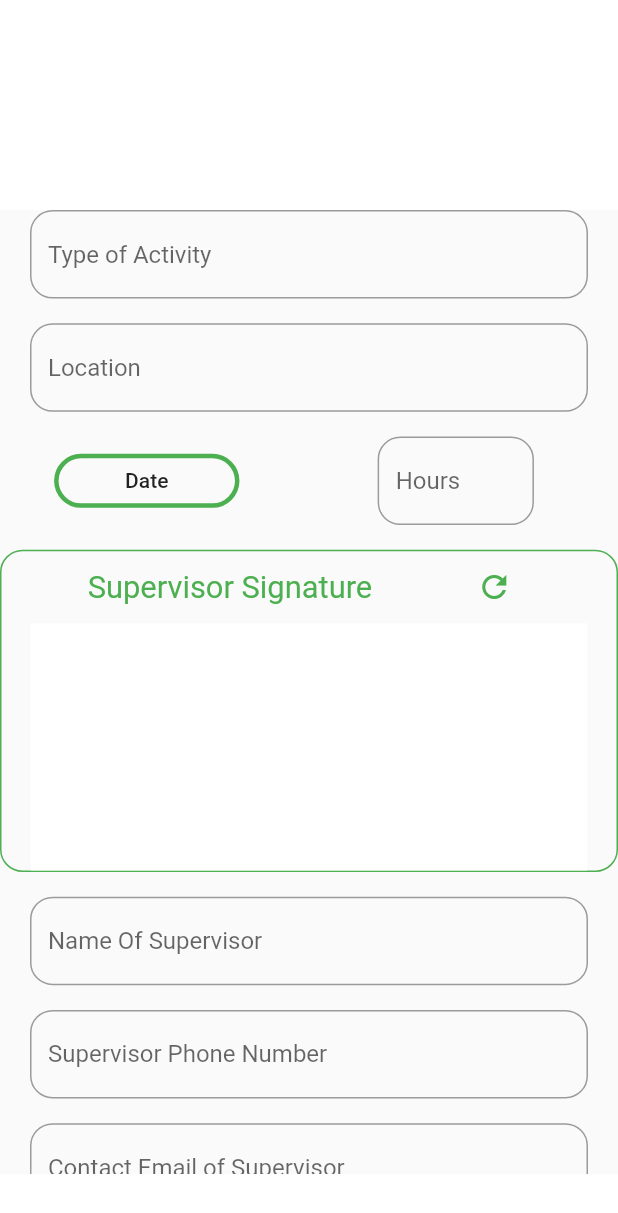
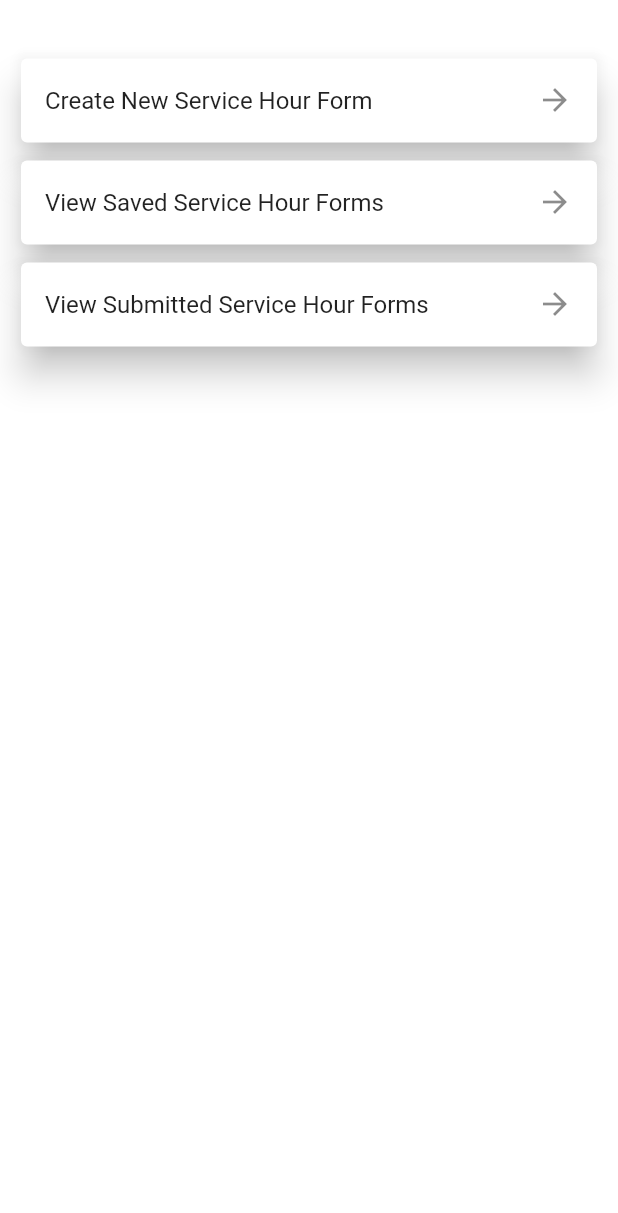
Before and after one commit to Dbono-dev/SicklesNHS, a Flutter app: the AccountProfile screen opened directly, after a tap on the "add circle outline" icon, on a phone screen of 412 x 824 dp. Shown: the top 1213 px of the screen. Run offline on Flutter 3.47's test engine with Material 2 defaults, Android fonts, the phone set to English and light mode, and no system bars; drawn by our look-alikes of signature; our stand-ins replace cloud_firestore, date_format, firebase_auth, firebase_database, firebase_messaging, firebase_storage and 4 more; missing offline and left inert: flutter_rounded_date_picker, mailer; accounts and stored records are empty.

Commit message:
Another commit

```diff
--- a/lib/memberSide/account_profile.dart
+++ b/lib/memberSide/account_profile.dart
@@ -6,6 +6,7 @@ import 'package:sickles_nhs_app/backend/database.dart';
 import 'package:sickles_nhs_app/backend/size_config.dart';
 import 'package:sickles_nhs_app/backend/user.dart';
 import 'package:provider/provider.dart';
+import 'package:sickles_nhs_app/memberSide/create_new_event_options.dart';
 import 'package:sickles_nhs_app/memberSide/settings_page.dart';
 import 'package:sickles_nhs_app/backend/messages_page.dart';
 import 'package:sickles_nhs_app/memberSide/leaderboard.dart';
@@ -61,7 +62,6 @@ class _AccountProfileState extends State<AccountProfile> {
   }
 
   Widget icons(BuildContext context) {
-    print(widget.uid);
     if(widget.type == "admin") {
       return Row(
         children: <Widget>[
@@ -139,7 +139,7 @@ class _AccountProfileState extends State<AccountProfile> {
             iconSize: 60,
             onPressed: () {
               Navigator.push(context,
-              MaterialPageRoute(builder: (context) => AddNewHours(name: widget.name, uid: widget.uid, hours: widget.hours,)));
+              MaterialPageRoute(builder: (context) => CreateNewHoursOptionsPage()));
             }
           ),
           Padding(padding: EdgeInsets.all(SizeConfig.blockSizeHorizontal * 0.25)),
--- /dev/null
+++ b/lib/memberSide/create_new_event_options.dart
@@ -0,0 +1,42 @@
+import 'package:flutter/material.dart';
+import 'package:sickles_nhs_app/adminSide/view_students.dart';
+import 'package:sickles_nhs_app/backend/size_config.dart';
+import 'package:sickles_nhs_app/memberSide/add_new_hours.dart';
+import 'package:sickles_nhs_app/memberSide/saved_service_hour.dart';
+import 'package:sickles_nhs_app/memberSide/submitted_service_hour_forms.dart';
+
+class CreateNewHoursOptionsPage extends StatelessWidget {
+  @override
+  Widget build(BuildContext context) {
+    return Scaffold(
+      backgroundColor: Colors.white,
+      body: Column(
+        children: <Widget> [
+          TopHalfViewStudentsPage(),
+          Padding(padding: EdgeInsets.all(SizeConfig.blockSizeVertical * 2)),
+          theTiles("Create New Service Hour Form", AddNewHours(), context),
+          theTiles("View Saved Service Hour Forms", ViewSavedServiceHourForms(), context),
+          theTiles("View Submitted Service Hour Forms", SubmittedServiceHourForms(), context),
+        ]
+      ),
+    );
+  }
+
+  Widget theTiles(String text, Widget location, BuildContext context) {
+    return Padding(
+      padding: const EdgeInsets.fromLTRB(10, 2, 10, 2),
+      child: GestureDetector(
+        onTap: () {
+          Navigator.of(context).push(MaterialPageRoute(builder: (context) => location));
+        },
+        child: Card(
+          elevation: 10,
+          child: ListTile(
+            title: Text(text),
+            trailing: Icon(Icons.arrow_forward)
+          )
+        ),
+      ),
+    );
+  }
+}
--- a/lib/memberSide/qr_code_page.dart
+++ b/lib/memberSide/qr_code_page.dart
@@ -5,12 +5,13 @@ import 'package:qr_flutter/qr_flutter.dart';
 import 'package:sickles_nhs_app/adminSide/view_students.dart';
 
 class QRCodePage extends StatelessWidget {
-QRCodePage ({Key key, this.title, this.name, this.type, this.date}) : super (key: key);
+QRCodePage ({Key key, this.title, this.name, this.type, this.date, this.uid}) : super (key: key);
 
 final String title;
 final String name;
 final String date;
 final String type;
+final String uid;
 
 Widget build(BuildContext context) {
   return Scaffold(
@@ -21,7 +22,7 @@ Widget build(BuildContext context) {
         Padding(
           padding: EdgeInsets.fromLTRB(0, 0, 0, SizeConfig.blockSizeVertical * 10),
         ),
-        QRCodePageContent(title: title, name: name, type: type, date: date),
+        QRCodePageContent(title: title, name: name, type: type, date: date, uid: uid),
       ],
     ),
   );
@@ -29,12 +30,13 @@ Widget build(BuildContext context) {
 }
 
 class QRCodePageContent extends StatelessWidget {
-QRCodePageContent ({Key key, this.title, this.name, this.type, this.date}) : super (key: key);
+QRCodePageContent ({Key key, this.title, this.name, this.type, this.date, this.uid}) : super (key: key);
 
 final String title;
 final String name;
 final String type;
 final String date;
+final String uid;
 
 Widget build(BuildContext context) {
   DateTime now = DateTime.now();
@@ -62,7 +64,7 @@ Widget build(BuildContext context) {
           ),
           ),
         QrImage(
-          data: title  + "/" + name + "/" + time + "/" + type,
+          data: title  + "/" + name + "/" + time + "/" + type + "/" + uid,
           version: QrVersions.auto,
           size: SizeConfig.blockSizeVertical * 45,
         ),
```
Also changed, not shown: lib/backend/scannedData.dart (+3 -6 lines), lib/memberSide/event_view.dart (+6 -8 lines), lib/memberSide/saved_service_hour.dart (added, +10 -0 lines), lib/memberSide/submitted_service_hour_forms.dart (added, +10 -0 lines).
